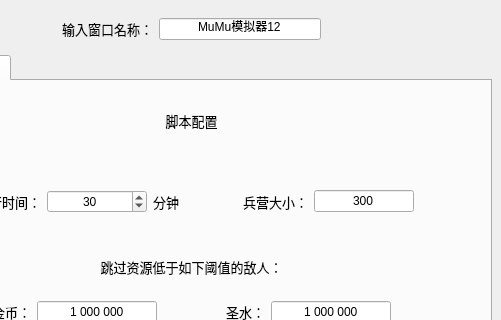
This is ui.ui in nev3da/COC as Qt 5 draws it before an edit; both pictures show x 118 to 619 and y 0 to 320 of the 619 by 533 pixel window. The edited form follows.
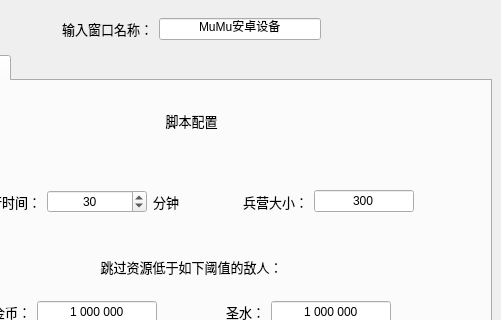
This is the edited form.

Commit message: 更改默认窗口名称

Patch:
```diff
--- a/ui.ui
+++ b/ui.ui
@@ -46,7 +46,7 @@
        <item>
         <widget class="QLineEdit" name="window_name_label">
          <property name="text">
-          <string>MuMu模拟器12</string>
+          <string>MuMu安卓设备</string>
          </property>
          <property name="alignment">
           <set>Qt::AlignCenter</set>
```
The commit also changes 4 other files.
